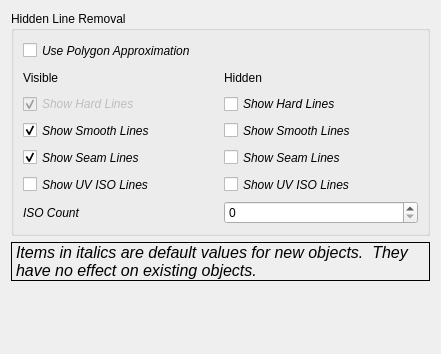
Qt form src/Mod/TechDraw/Gui/DlgPrefsTechDraw5.ui (berndhahnebach/All_FreeCAD) before a commit.
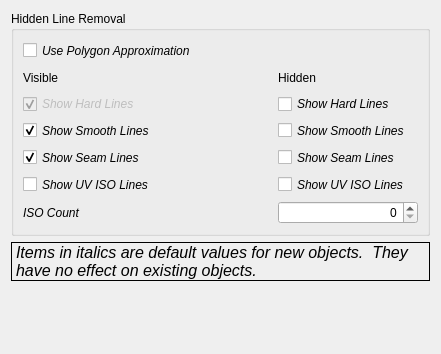
The same form after that commit. Custom widgets are drawn as their Qt base class.

What changed in the file:
```diff
--- a/src/Mod/TechDraw/Gui/DlgPrefsTechDraw5.ui
+++ b/src/Mod/TechDraw/Gui/DlgPrefsTechDraw5.ui
@@ -357,9 +357,18 @@
             <verstretch>0</verstretch>
            </sizepolicy>
           </property>
+          <property name="maximumSize">
+           <size>
+            <width>140</width>
+            <height>16777215</height>
+           </size>
+          </property>
           <property name="toolTip">
            <string>Number of ISO lines per face edge</string>
           </property>
+          <property name="alignment">
+           <set>Qt::AlignRight</set>
+          </property>
           <property name="prefEntry" stdset="0">
            <cstring>IsoCount</cstring>
           </property>
```
